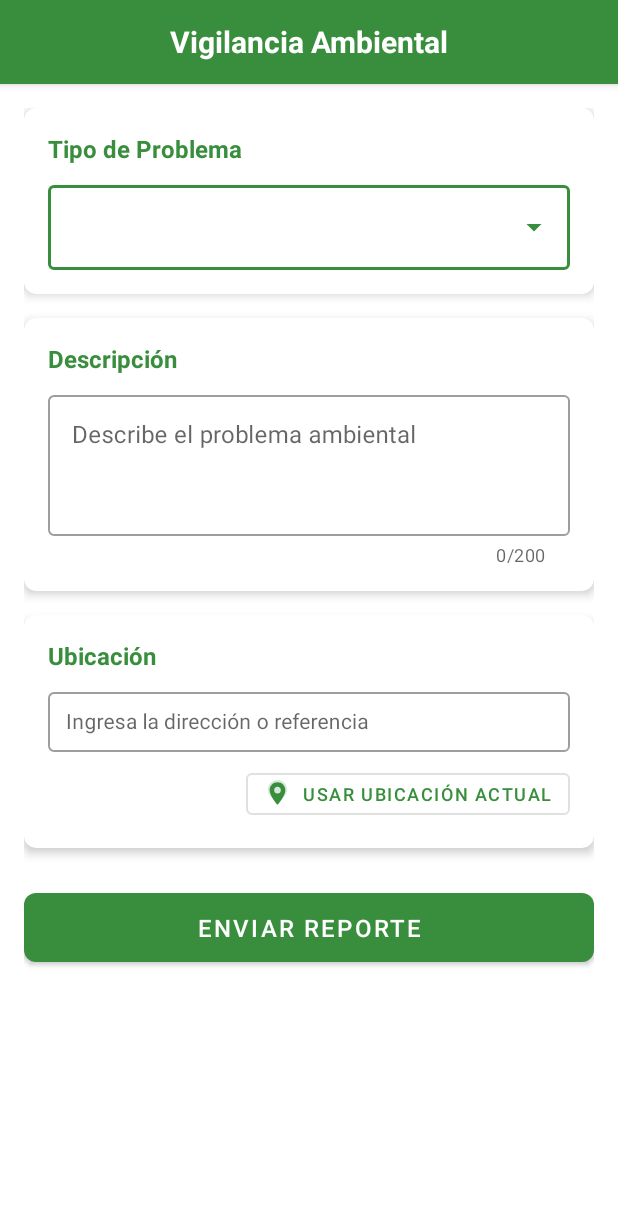
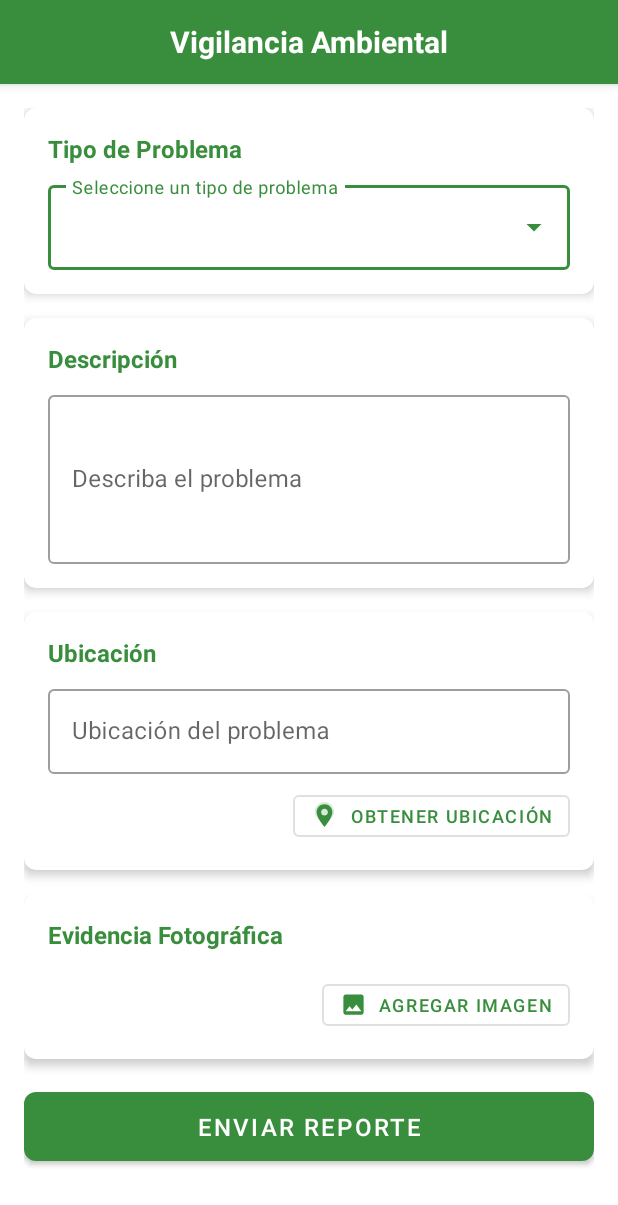
Before and after one commit to xPorotin9/Doc.Proyecto, an Android app: the screen it shows after launch (MainActivity), on a phone screen of 412 x 824 dp. Shown: the top 1205 px of the screen. Run offline under Robolectric (Android 15) with nearby library versions, the phone set to English and light mode, and no system bars.

Commit message:
Update para soportar imagenes de evidencia

```diff
--- a/app/build.gradle.kts
+++ b/app/build.gradle.kts
@@ -37,6 +37,8 @@ android {
 }
 
 dependencies {
+    implementation("androidx.activity:activity-ktx:1.8.2")
+    implementation("com.google.android.material:material:1.11.0")
     implementation("com.google.android.gms:play-services-location:21.1.0")
     implementation(libs.androidx.core.ktx)
     implementation(libs.androidx.appcompat)
--- a/app/src/main/AndroidManifest.xml
+++ b/app/src/main/AndroidManifest.xml
@@ -4,6 +4,8 @@
     xmlns:app="http://schemas.android.com/apk/res-auto">
     <uses-permission android:name="android.permission.ACCESS_FINE_LOCATION" />
     <uses-permission android:name="android.permission.ACCESS_COARSE_LOCATION" />
+    <uses-permission android:name="android.permission.READ_MEDIA_IMAGES"/>
+    <uses-permission android:name="android.permission.READ_EXTERNAL_STORAGE"/>
 
     <application
         app:icon="@drawable/ic_location"
--- /dev/null
+++ b/app/src/main/res/drawable/ic_image.xml
@@ -0,0 +1,9 @@
+<vector xmlns:android="http://schemas.android.com/apk/res/android"
+    android:width="24dp"
+    android:height="24dp"
+    android:viewportWidth="24"
+    android:viewportHeight="24">
+    <path
+        android:fillColor="#000000"
+        android:pathData="M21,19V5c0,-1.1 -0.9,-2 -2,-2H5c-1.1,0 -2,0.9 -2,2v14c0,1.1 0.9,2 2,2h14c1.1,0 2,-0.9 2,-2zM8.5,13.5l2.5,3.01L14.5,12l4.5,6H5l3.5,-4.5z"/>
+</vector>
--- a/app/src/main/res/layout/activity_main.xml
+++ b/app/src/main/res/layout/activity_main.xml
@@ -42,7 +42,7 @@
             android:orientation="vertical"
             android:padding="16dp">
 
-            <!-- Tarjeta: Tipo de problema -->
+            <!-- Tarjeta de Tipo de Problema -->
             <com.google.android.material.card.MaterialCardView
                 android:layout_width="match_parent"
                 android:layout_height="wrap_content"
@@ -62,25 +62,24 @@
                         android:text="Tipo de Problema"
                         android:textColor="?attr/colorPrimary"
                         android:textSize="16sp"
-                        android:textStyle="bold" />
+                        android:textStyle="bold"
+                        android:layout_marginBottom="8dp"/>
 
                     <com.google.android.material.textfield.TextInputLayout
-                        style="@style/Widget.MaterialComponents.TextInputLayout.OutlinedBox.ExposedDropdownMenu"
                         android:layout_width="match_parent"
                         android:layout_height="wrap_content"
-                        android:layout_marginTop="8dp">
+                        style="@style/Widget.MaterialComponents.TextInputLayout.OutlinedBox.ExposedDropdownMenu">
 
-                        <AutoCompleteTextView
+                        <com.google.android.material.textfield.MaterialAutoCompleteTextView
                             android:id="@+id/spinnerTipoProblema"
                             android:layout_width="match_parent"
                             android:layout_height="wrap_content"
-                            android:inputType="none" />
-
+                            android:hint="Seleccione un tipo de problema"/>
                     </com.google.android.material.textfield.TextInputLayout>
                 </LinearLayout>
             </com.google.android.material.card.MaterialCardView>
 
-            <!-- Tarjeta: Descripción -->
+            <!-- Tarjeta de Descripción -->
             <com.google.android.material.card.MaterialCardView
                 android:layout_width="match_parent"
                 android:layout_height="wrap_content"
@@ -100,33 +99,30 @@
                         android:text="Descripción"
                         android:textColor="?attr/colorPrimary"
                         android:textSize="16sp"
-                        android:textStyle="bold" />
+                        android:textStyle="bold"
+                        android:layout_marginBottom="8dp"/>
 
                     <com.google.android.material.textfield.TextInputLayout
-                        style="@style/Widget.MaterialComponents.TextInputLayout.OutlinedBox"
                         android:layout_width="match_parent"
                         android:layout_height="wrap_content"
-                        android:layout_marginTop="8dp"
-                        app:counterEnabled="true"
-                        app:counterMaxLength="200">
+                        style="@style/Widget.MaterialComponents.TextInputLayout.OutlinedBox">
 
                         <com.google.android.material.textfield.TextInputEditText
                             android:id="@+id/editTextDescripcion"
                             android:layout_width="match_parent"
                             android:layout_height="wrap_content"
-                            android:gravity="top"
-                            android:hint="Describe el problema ambiental"
-                            android:minLines="3" />
-
+                            android:inputType="textMultiLine"
+                            android:minLines="4"
+                            android:hint="Describa el problema"/>
                     </com.google.android.material.textfield.TextInputLayout>
                 </LinearLayout>
             </com.google.android.material.card.MaterialCardView>
 
-            <!-- Tarjeta: Ubicación -->
+            <!-- Tarjeta de Ubicación -->
             <com.google.android.material.card.MaterialCardView
                 android:layout_width="match_parent"
                 android:layout_height="wrap_content"
-                android:layout_marginBottom="24dp"
+                android:layout_marginBottom="16dp"
                 app:cardCornerRadius="8dp"
                 app:cardElevation="4dp">
 
@@ -143,29 +139,18 @@
                         android:textColor="?attr/colorPrimary"
                         android:textSize="16sp"
                         android:textStyle="bold"
-                        android:layout_marginBottom="8dp" />
+                        android:layout_marginBottom="8dp"/>
 
                     <com.google.android.material.textfield.TextInputLayout
-                        android:id="@+id/ubicacionLayout"
-                        style="@style/Widget.MaterialComponents.TextInputLayout.OutlinedBox"
                         android:layout_width="match_parent"
                         android:layout_height="wrap_content"
-                        android:layout_marginBottom="8dp">
+                        style="@style/Widget.MaterialComponents.TextInputLayout.OutlinedBox">
 
                         <com.google.android.material.textfield.TextInputEditText
                             android:id="@+id/editTextUbicacion"
                             android:layout_width="match_parent"
                             android:layout_height="wrap_content"
-                            android:hint="Ingresa la dirección o referencia"
-                            android:inputType="text"
-                            android:maxLines="2"
-                            android:minHeight="40dp"
-                            android:paddingStart="12dp"
-                            android:paddingEnd="12dp"
-                            android:paddingTop="8dp"
-                            android:paddingBottom="8dp"
-                            android:textSize="14sp" />
-
+                            android:hint="Ubicación del problema"/>
                     </com.google.android.material.textfield.TextInputLayout>
 
                     <com.google.android.material.button.MaterialButton
@@ -174,11 +159,61 @@
                         android:layout_width="wrap_content"
                         android:layout_height="40dp"
                         android:layout_gravity="end"
+                        android:layout_marginTop="8dp"
                         android:paddingStart="12dp"
                         android:paddingEnd="12dp"
-                        android:text="Usar ubicación actual"
+                        android:text="Obtener ubicación"
                         android:textSize="12sp"
                         app:icon="@drawable/ic_location"
+                        app:iconSize="18dp"
+                        app:iconPadding="8dp"
+                        app:iconGravity="textStart" />
+                </LinearLayout>
+            </com.google.android.material.card.MaterialCardView>
+
+            <!-- Tarjeta de Imagen -->
+            <com.google.android.material.card.MaterialCardView
+                android:layout_width="match_parent"
+                android:layout_height="wrap_content"
+                android:layout_marginBottom="16dp"
+                app:cardCornerRadius="8dp"
+                app:cardElevation="4dp">
+
+                <LinearLayout
+                    android:layout_width="match_parent"
+                    android:layout_height="wrap_content"
+                    android:orientation="vertical"
+                    android:padding="16dp">
+
+                    <TextView
+                        android:layout_width="wrap_content"
+                        android:layout_height="wrap_content"
+                        android:text="Evidencia Fotográfica"
+                        android:textColor="?attr/colorPrimary"
+                        android:textSize="16sp"
+                        android:textStyle="bold"
+                        android:layout_marginBottom="8dp"/>
+
+                    <com.google.android.material.imageview.ShapeableImageView
+                        android:id="@+id/imageViewFoto"
+                        android:layout_width="match_parent"
+                        android:layout_height="200dp"
+                        android:scaleType="centerCrop"
+                        android:visibility="gone"
+                        app:shapeAppearanceOverlay="@style/RoundedImageView"/>
+
+                    <com.google.android.material.button.MaterialButton
+                        android:id="@+id/buttonAgregarImagen"
+                        style="@style/Widget.MaterialComponents.Button.OutlinedButton"
+                        android:layout_width="wrap_content"
+                        android:layout_height="40dp"
+                        android:layout_gravity="end"
+                        android:layout_marginTop="8dp"
+                        android:paddingStart="12dp"
+                        android:paddingEnd="12dp"
+                        android:text="Agregar imagen"
+                        android:textSize="12sp"
+                        app:icon="@drawable/ic_image"
                         app:iconSize="18dp"
                         app:iconPadding="8dp"
                         app:iconGravity="textStart" />
--- /dev/null
+++ b/app/src/main/res/values/styles.xml
@@ -0,0 +1,5 @@
+<resources>
+    <style name="RoundedImageView">
+        <item name="cornerSize">8dp</item>
+    </style>
+</resources>
```
Also changed, not shown: app/src/main/java/com/example/doctrina/MainActivity.kt (+110 -21 lines).
